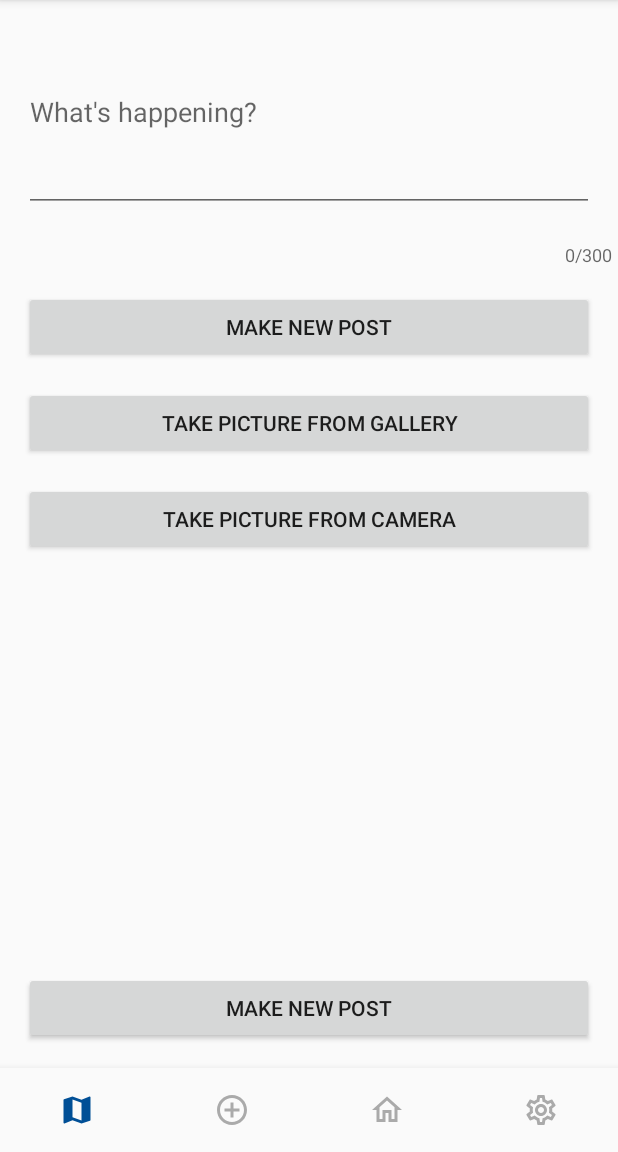
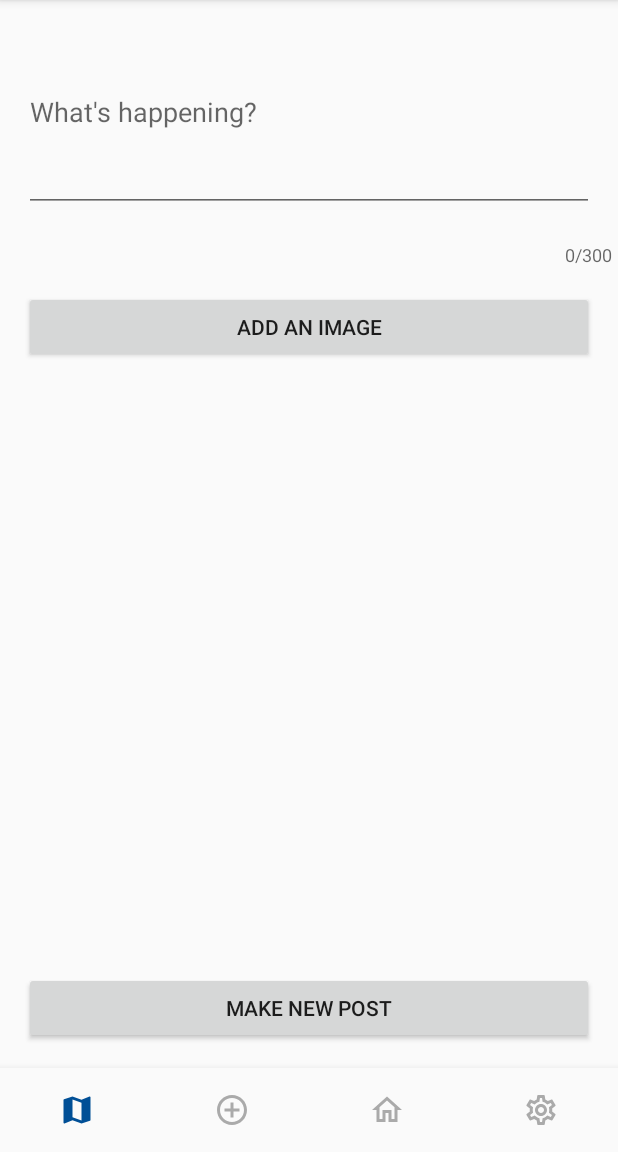
Before and after one commit to LucasG234/ProtestTracker, an Android app: the fragment ComposeFragment placed in its activity, on a phone screen of 412 x 824 dp, the part 84-1236 px from its top. Run offline under Robolectric (Android 15) with nearby library versions, the phone set to English and light mode, and no system bars; libraries missing offline, so code that uses them is left out: com.facebook, com.facebook.login, com.parse; pictures from the network do not load; 1 statement that could not run was skipped.

Commit message:
Removed extra remaining buttons

```diff
--- a/app/src/main/java/com/lucasg234/protesttracker/mainactivity/ComposeFragment.java
+++ b/app/src/main/java/com/lucasg234/protesttracker/mainactivity/ComposeFragment.java
@@ -88,28 +88,6 @@ public class ComposeFragment extends Fragment {
                 // Create the modal overlay to select an image
                 ImageDialogFragment editNameDialogFragment = ImageDialogFragment.newInstance();
                 editNameDialogFragment.show(getActivity().getSupportFragmentManager(), ImageDialogFragment.class.getSimpleName());
-            }
-        });
-
-        mBinding.composeCameraButton.setOnClickListener(new View.OnClickListener() {
-            @Override
-            public void onClick(View view) {
-                // Configure internal storage for the image if not already done, then open the camera to take it
-                if (mInternalImageStorage == null) {
-                    configureTempImageStorage();
-                }
-                ImageUtils.openCameraForResult(ComposeFragment.this, mInternalImageStorage);
-            }
-        });
-
-        mBinding.composeGalleryButton.setOnClickListener(new View.OnClickListener() {
-            @Override
-            public void onClick(View view) {
-                // Configure internal storage for the image if not already done, then open the gallery to find it
-                if (mInternalImageStorage == null) {
-                    configureTempImageStorage();
-                }
-                ImageUtils.openGalleryForResult(ComposeFragment.this);
             }
         });
     }
--- a/app/src/main/res/layout/fragment_compose.xml
+++ b/app/src/main/res/layout/fragment_compose.xml
@@ -32,30 +32,10 @@
         android:layout_width="match_parent"
         android:layout_height="wrap_content"
         android:layout_margin="@dimen/standard_margin"
-        android:text="@string/compose_submit_button"
+        android:text="@string/compose_image_button"
         app:layout_constraintEnd_toEndOf="parent"
         app:layout_constraintStart_toStartOf="parent"
         app:layout_constraintTop_toBottomOf="@+id/composeEditTextHolder" />
-
-    <Button
-        android:id="@+id/composeGalleryButton"
-        android:layout_width="match_parent"
-        android:layout_height="wrap_content"
-        android:layout_margin="@dimen/standard_margin"
-        android:text="@string/compose_gallery_button"
-        app:layout_constraintEnd_toEndOf="parent"
-        app:layout_constraintStart_toStartOf="parent"
-        app:layout_constraintTop_toBottomOf="@+id/composeImageButton" />
-
-    <Button
-        android:id="@+id/composeCameraButton"
-        android:layout_width="match_parent"
-        android:layout_height="wrap_content"
-        android:layout_margin="@dimen/standard_margin"
-        android:text="@string/compose_camera_button"
-        app:layout_constraintEnd_toEndOf="parent"
-        app:layout_constraintStart_toStartOf="parent"
-        app:layout_constraintTop_toBottomOf="@+id/composeGalleryButton" />
 
     <ImageView
         android:id="@+id/composeImagePreview"
@@ -65,7 +45,7 @@
         app:layout_constraintBottom_toTopOf="@+id/composeSubmitButton"
         app:layout_constraintEnd_toEndOf="parent"
         app:layout_constraintStart_toStartOf="parent"
-        app:layout_constraintTop_toBottomOf="@+id/composeCameraButton"
+        app:layout_constraintTop_toBottomOf="@+id/composeImageButton"
         tools:src="@tools:sample/avatars" />
 
     <Button
```
